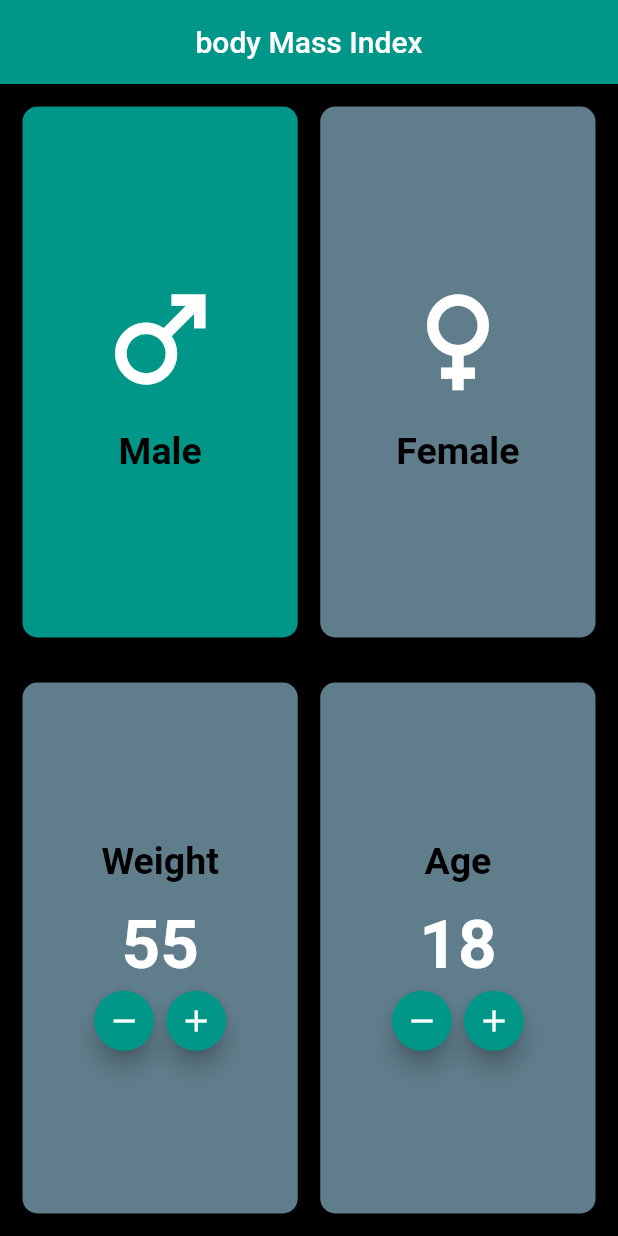
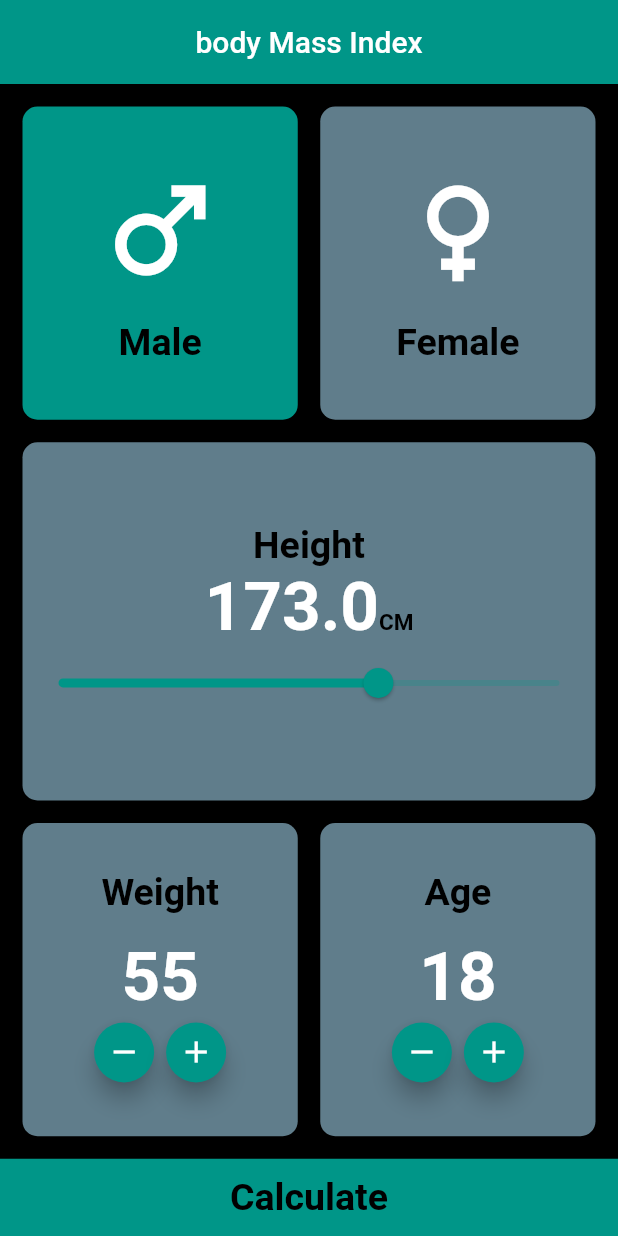
Before and after one commit to Abdulkader-Safi/BMI-Calculater, a Flutter app: the screen it shows after launch, on a phone screen of 412 x 824 dp. Run offline on Flutter 3.47's test engine with Material 2 defaults, Android fonts, the phone set to English and light mode, and no system bars.

Commit message:
finish BMI Calculater (#6)

```diff
--- a/lib/home.dart
+++ b/lib/home.dart
@@ -1,3 +1,5 @@
+import 'dart:math';
+import 'package:bmi_calculater/result.dart';
 import 'package:flutter/material.dart';
 
 class MyHomePage extends StatefulWidget {
@@ -10,7 +12,8 @@ class MyHomePage extends StatefulWidget {
 class _MyHomePageState extends State<MyHomePage> {
   bool isMale = true;
 
-  double heightVal = 170;
+  double heightVal = 173;
+  double result = 0.0;
 
   int weight = 55;
   int age = 18;
@@ -31,10 +34,55 @@ class _MyHomePageState extends State<MyHomePage> {
                 padding: const EdgeInsets.all(15.0),
                 child: Row(
                   children: [
-                    GenderSelector(context, "male"),
+                    genderSelector(context, "male"),
                     const SizedBox(width: 15),
-                    GenderSelector(context, "female"),
+                    genderSelector(context, "female"),
                   ],
+                ),
+              ),
+            ),
+            Expanded(
+              child: Padding(
+                padding: const EdgeInsets.symmetric(horizontal: 15.0),
+                child: Container(
+                  decoration: BoxDecoration(
+                    borderRadius: BorderRadius.circular(10),
+                    color: Colors.blueGrey,
+                  ),
+                  child: Column(
+                    mainAxisAlignment: MainAxisAlignment.center,
+                    children: [
+                      Text(
+                        "Height",
+                        style: Theme.of(context).textTheme.headline1,
+                      ),
+                      Row(
+                        mainAxisAlignment: MainAxisAlignment.center,
+                        crossAxisAlignment: CrossAxisAlignment.baseline,
+                        textBaseline: TextBaseline.alphabetic,
+                        children: [
+                          Text(
+                            heightVal.toStringAsFixed(1),
+                            style: Theme.of(context).textTheme.headline2,
+                          ),
+                          Text(
+                            "CM",
+                            style: Theme.of(context).textTheme.bodyText1,
+                          ),
+                        ],
+                      ),
+                      Slider(
+                        min: 90,
+                        max: 220,
+                        value: heightVal,
+                        onChanged: (newVal) {
+                          setState(() {
+                            heightVal = newVal;
+                          });
+                        },
+                      )
+                    ],
+                  ),
                 ),
               ),
             ),
@@ -43,10 +91,36 @@ class _MyHomePageState extends State<MyHomePage> {
                 padding: const EdgeInsets.all(15.0),
                 child: Row(
                   children: [
-                    CounterSelector(context, "weight"),
+                    counterSelector(context, "weight"),
                     const SizedBox(width: 15),
-                    CounterSelector(context, "age"),
+                    counterSelector(context, "age"),
                   ],
+                ),
+              ),
+            ),
+            Container(
+              color: Colors.teal,
+              width: double.infinity,
+              height: MediaQuery.of(context).size.height / 16,
+              child: TextButton(
+                onPressed: () {
+                  result = weight / pow(heightVal / 100, 2);
+                  Navigator.push(
+                    context,
+                    MaterialPageRoute(
+                      builder: (context) {
+                        return Result(
+                          result: result,
+                          age: age,
+                          isMale: isMale,
+                        );
+                      },
+                    ),
+                  );
+                },
+                child: Text(
+                  "Calculate",
+                  style: Theme.of(context).textTheme.headline1,
                 ),
               ),
             ),
@@ -56,7 +130,7 @@ class _MyHomePageState extends State<MyHomePage> {
     );
   }
 
-  Expanded GenderSelector(BuildContext context, String type) {
+  Expanded genderSelector(BuildContext context, String type) {
     return Expanded(
       child: GestureDetector(
         onTap: () {
@@ -90,7 +164,7 @@ class _MyHomePageState extends State<MyHomePage> {
     );
   }
 
-  Expanded CounterSelector(BuildContext context, String type) {
+  Expanded counterSelector(BuildContext context, String type) {
     return Expanded(
       child: Container(
         decoration: BoxDecoration(
--- a/lib/main.dart
+++ b/lib/main.dart
@@ -28,6 +28,11 @@ class MyApp extends StatelessWidget {
             fontWeight: FontWeight.bold,
             color: Colors.white,
           ),
+          bodyText1: TextStyle(
+            fontSize: 15,
+            fontWeight: FontWeight.bold,
+            color: Colors.black,
+          ),
         ),
       ),
       home: const MyHomePage(),
```
Also changed, not shown: analysis_options.yaml (+0 -25 lines), pubspec.yaml (+6 -65 lines), assets/bmi.png (added), pubspec.lock, 2 other files.
